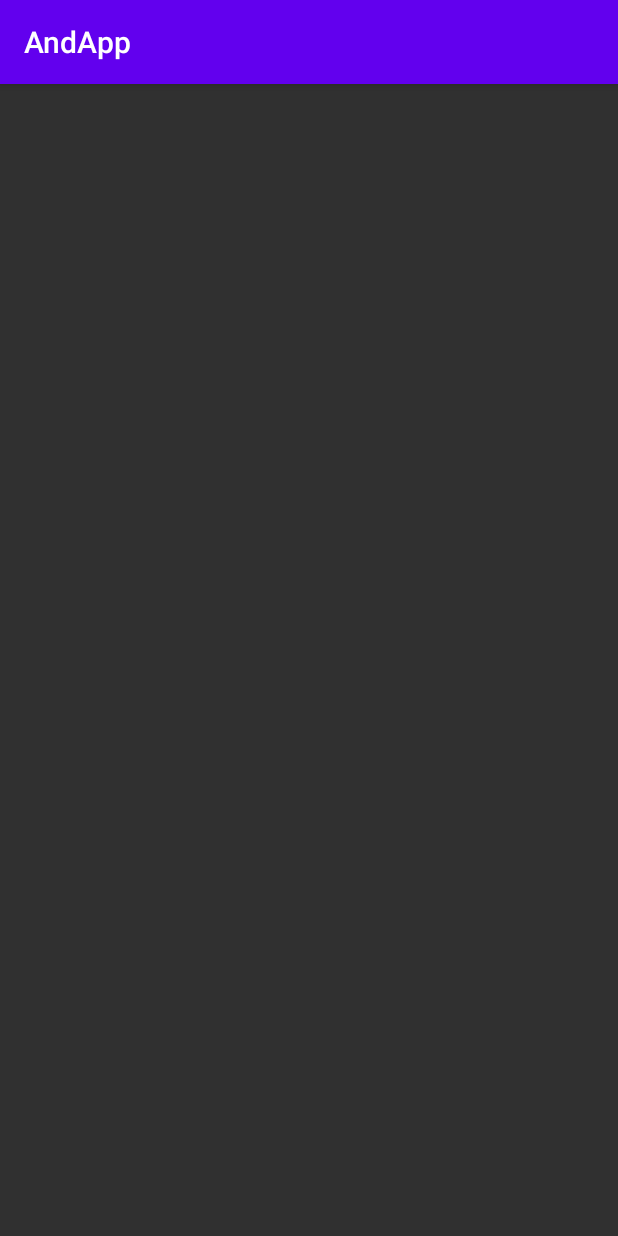
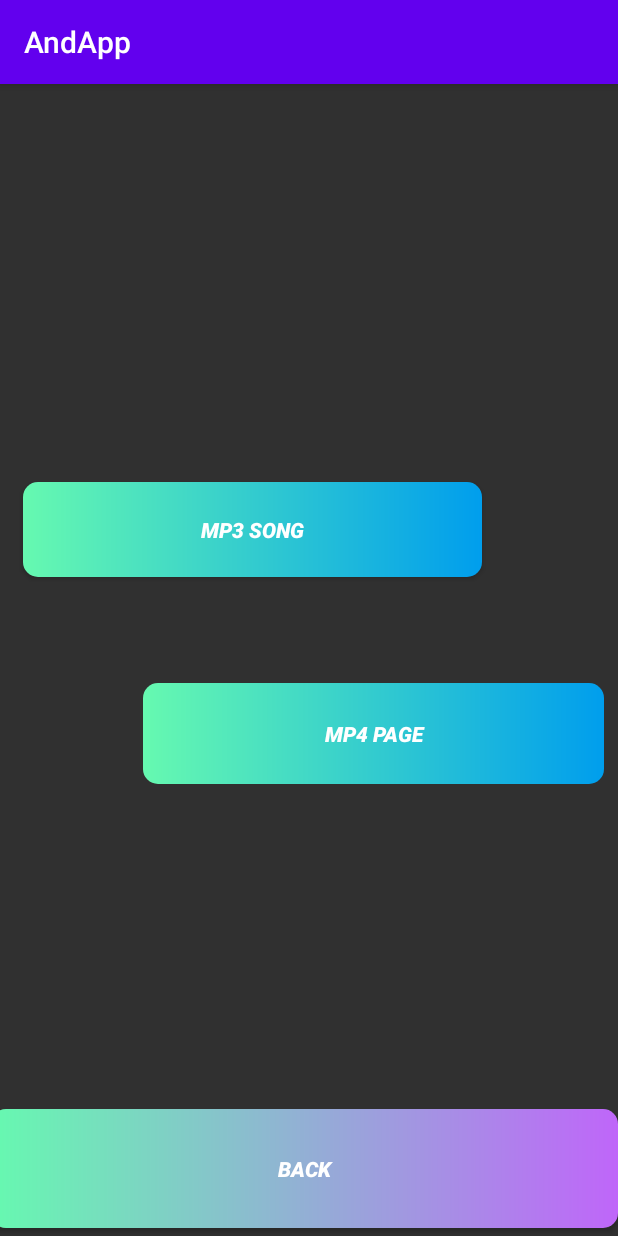
Before and after one commit to MeAdarshMishra/AndApp, an Android app: the mppage screen opened directly, with no data from a screen before it, on a phone screen of 412 x 824 dp. Run offline under Robolectric (Android 15) with nearby library versions, the phone set to English and light mode, and no system bars.

Commit message:
Android Application

```diff
--- a/app/src/main/AndroidManifest.xml
+++ b/app/src/main/AndroidManifest.xml
@@ -17,6 +17,9 @@
         android:supportsRtl="true"
         android:theme="@style/Theme.AndApp"
         android:usesCleartextTraffic="true">
+        <activity
+            android:name=".Other"
+            android:exported="true" />
         <activity
             android:name=".mppage"
             android:exported="true" />
--- a/app/src/main/java/com/example/andapp/mppage.java
+++ b/app/src/main/java/com/example/andapp/mppage.java
@@ -1,14 +1,45 @@
 package com.example.andapp;
 
+import android.content.Intent;
 import android.os.Bundle;
+import android.view.View;
+import android.widget.Button;
 
 import androidx.appcompat.app.AppCompatActivity;
 
 public class mppage extends AppCompatActivity {
+    Button mp3, mp4, back;
 
     @Override
     protected void onCreate(Bundle savedInstanceState) {
         super.onCreate(savedInstanceState);
         setContentView(R.layout.activity_mppage);
+        mp3 = findViewById(R.id.mpmp3page);
+        mp4 = findViewById(R.id.mpmp4page);
+        back = findViewById(R.id.mpbackpage);
+        back.setOnClickListener(new View.OnClickListener() {
+            @Override
+            public void onClick(View v) {
+                Intent back = new Intent(mppage.this, AllApp.class);
+                startActivity(back);
+                finish();
+            }
+        });
+        mp3.setOnClickListener(new View.OnClickListener() {
+            @Override
+            public void onClick(View v) {
+                Intent mp3p = new Intent(mppage.this, MediaPlayermp3.class);
+                startActivity(mp3p);
+                finish();
+            }
+        });
+        mp4.setOnClickListener(new View.OnClickListener() {
+            @Override
+            public void onClick(View v) {
+                Intent mp4p = new Intent(mppage.this, MediaPlayermp4.class);
+                startActivity(mp4p);
+                finish();
+            }
+        });
     }
 }
--- a/app/src/main/res/layout/activity_mppage.xml
+++ b/app/src/main/res/layout/activity_mppage.xml
@@ -1,8 +1,51 @@
 <?xml version="1.0" encoding="utf-8"?>
-<androidx.constraintlayout.widget.ConstraintLayout xmlns:android="http://schemas.android.com/apk/res/android"
+<RelativeLayout xmlns:android="http://schemas.android.com/apk/res/android"
     xmlns:tools="http://schemas.android.com/tools"
     android:layout_width="match_parent"
     android:layout_height="match_parent"
     tools:context=".mppage">
 
-</androidx.constraintlayout.widget.ConstraintLayout>
+
+    <Button
+        android:id="@+id/mpmp3page"
+        android:layout_width="306dp"
+        android:layout_height="63dp"
+        android:layout_alignParentStart="true"
+        android:layout_alignParentBottom="true"
+        android:layout_marginStart="15dp"
+        android:layout_marginBottom="439dp"
+        android:background="@drawable/round_button"
+        android:text="MP3 Song"
+        android:textAlignment="center"
+        android:textStyle="bold|italic" />
+
+    <Button
+        android:id="@+id/mpmp4page"
+        android:layout_width="307dp"
+        android:layout_height="67dp"
+        android:layout_alignParentStart="true"
+        android:layout_alignParentEnd="true"
+        android:layout_alignParentBottom="true"
+        android:layout_centerInParent="true"
+        android:layout_marginStart="95dp"
+        android:layout_marginEnd="9dp"
+        android:layout_marginBottom="301dp"
+        android:background="@drawable/round_button"
+        android:text="MP4 Page"
+        android:textAlignment="center"
+        android:textStyle="bold|italic" />
+
+    <Button
+        android:id="@+id/mpbackpage"
+        android:layout_width="match_parent"
+        android:layout_height="79dp"
+        android:layout_alignParentStart="true"
+        android:layout_alignParentBottom="true"
+        android:layout_marginStart="-6dp"
+        android:layout_marginBottom="5dp"
+        android:background="@drawable/backbutton"
+        android:text="Back"
+        android:textAlignment="center"
+        android:textStyle="bold|italic" />
+
+</RelativeLayout>
```
Also changed, not shown: app/src/main/java/com/example/andapp/AllApp.java (+3 -12 lines), app/src/main/java/com/example/andapp/Other.java (added, +14 -0 lines), app/src/main/res/layout/activity_all_app.xml (+2 -14 lines), app/src/main/res/layout/activity_other.xml (added, +8 -0 lines).
